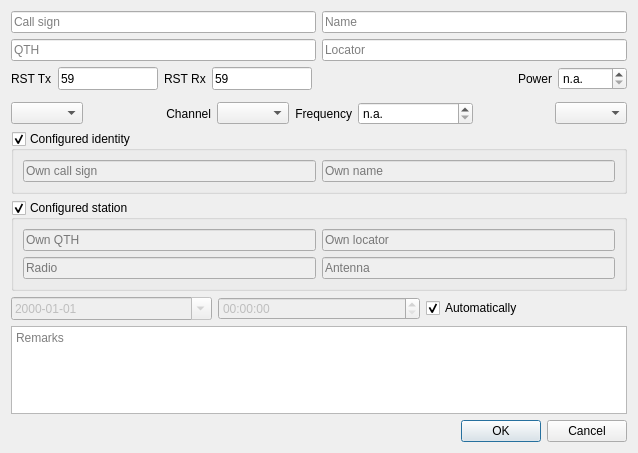
This is DragonLog_QSOForm.ui in gitandy/DragonLog as Qt 5 draws it before an edit. The edited form follows.
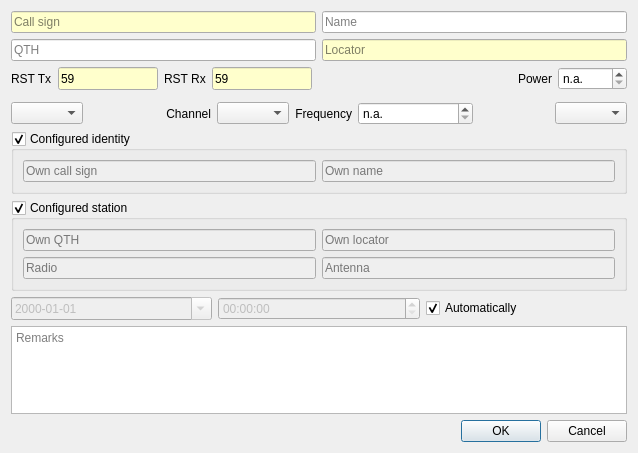
This is the edited form.

Commit message: Call, locator and RST fields indicate ok, wrong, empty instead of a input mask

The edit to the form file:
```diff
--- a/DragonLog_QSOForm.ui
+++ b/DragonLog_QSOForm.ui
@@ -20,6 +20,33 @@
       <layout class="QHBoxLayout" name="horizontalLayout_2">
        <item>
         <widget class="QLineEdit" name="callSignLineEdit">
+         <property name="palette">
+          <palette>
+           <active>
+            <colorrole role="Base">
+             <brush brushstyle="SolidPattern">
+              <color alpha="255">
+               <red>255</red>
+               <green>255</green>
+               <blue>204</blue>
+              </color>
+             </brush>
+            </colorrole>
+           </active>
+           <inactive>
+            <colorrole role="Base">
+             <brush brushstyle="SolidPattern">
+              <color alpha="255">
+               <red>255</red>
+               <green>255</green>
+               <blue>204</blue>
+              </color>
+             </brush>
+            </colorrole>
+           </inactive>
+           <disabled/>
+          </palette>
+         </property>
          <property name="placeholderText">
           <string>Call sign</string>
          </property>
@@ -45,8 +72,32 @@
        </item>
        <item>
         <widget class="QLineEdit" name="locatorLineEdit">
-         <property name="inputMask">
-          <string>AA99aa00</string>
+         <property name="palette">
+          <palette>
+           <active>
+            <colorrole role="Base">
+             <brush brushstyle="SolidPattern">
+              <color alpha="255">
+               <red>255</red>
+               <green>255</green>
+               <blue>204</blue>
+              </color>
+             </brush>
+            </colorrole>
+           </active>
+           <inactive>
+            <colorrole role="Base">
+             <brush brushstyle="SolidPattern">
+              <color alpha="255">
+               <red>255</red>
+               <green>255</green>
+               <blue>204</blue>
+              </color>
+             </brush>
+            </colorrole>
+           </inactive>
+           <disabled/>
+          </palette>
          </property>
          <property name="placeholderText">
           <string>Locator</string>
@@ -80,8 +131,32 @@
              <height>16777215</height>
             </size>
            </property>
-           <property name="inputMask">
-            <string>DDn</string>
+           <property name="palette">
+            <palette>
+             <active>
+              <colorrole role="Base">
+               <brush brushstyle="SolidPattern">
+                <color alpha="255">
+                 <red>255</red>
+                 <green>255</green>
+                 <blue>204</blue>
+                </color>
+               </brush>
+              </colorrole>
+             </active>
+             <inactive>
+              <colorrole role="Base">
+               <brush brushstyle="SolidPattern">
+                <color alpha="255">
+                 <red>255</red>
+                 <green>255</green>
+                 <blue>204</blue>
+                </color>
+               </brush>
+              </colorrole>
+             </inactive>
+             <disabled/>
+            </palette>
            </property>
            <property name="text">
             <string>59</string>
@@ -112,8 +187,32 @@
              <height>16777215</height>
             </size>
            </property>
-           <property name="inputMask">
-            <string>DDn</string>
+           <property name="palette">
+            <palette>
+             <active>
+              <colorrole role="Base">
+               <brush brushstyle="SolidPattern">
+                <color alpha="255">
+                 <red>255</red>
+                 <green>255</green>
+                 <blue>204</blue>
+                </color>
+               </brush>
+              </colorrole>
+             </active>
+             <inactive>
+              <colorrole role="Base">
+               <brush brushstyle="SolidPattern">
+                <color alpha="255">
+                 <red>255</red>
+                 <green>255</green>
+                 <blue>204</blue>
+                </color>
+               </brush>
+              </colorrole>
+             </inactive>
+             <disabled/>
+            </palette>
            </property>
            <property name="text">
             <string>59</string>
```
Left out of the diff: 105 changed lines with no effect on the pictures. The commit also changes 2 other files.
